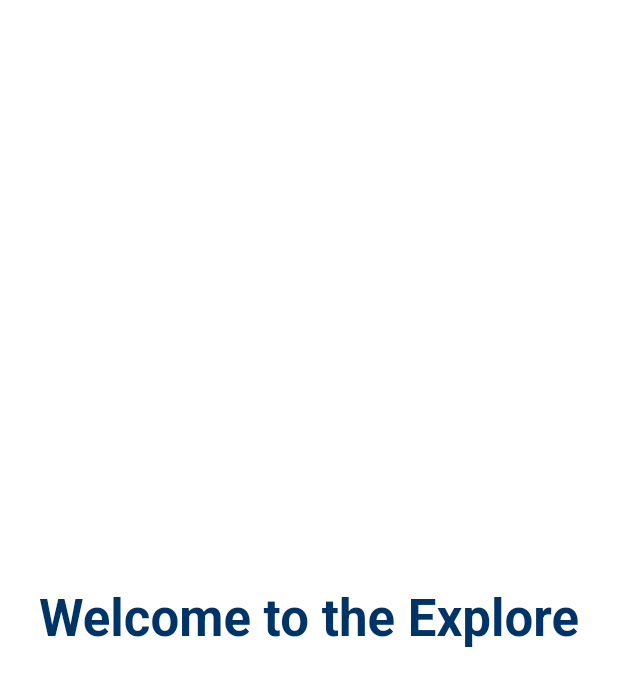
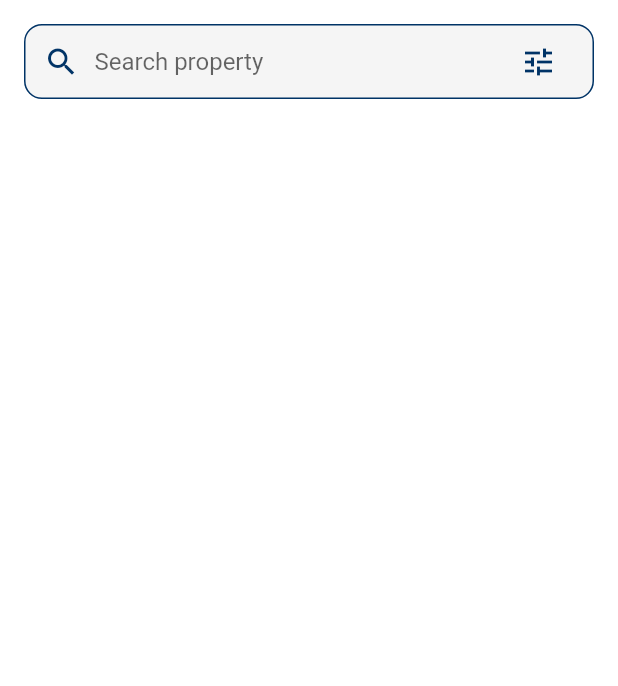
Before and after one commit to bhumi3292/DreamDwell_mobile, a Flutter app: the ExplorePage screen opened directly, on a phone screen of 412 x 824 dp. Shown: the top 686 px of the screen. Run offline on Flutter 3.47's test engine with Material 3 defaults, Android fonts, the light colour scheme and no system bars; our stand-ins replace get, lottie.

Commit message:
Explore Search

```diff
--- a/dream_dwell/lib/view/explore.dart
+++ b/dream_dwell/lib/view/explore.dart
@@ -1,23 +1,46 @@
 import 'package:flutter/material.dart';
-import 'package:dream_dwell/features/splash_screen/presentation/widgets/header_nav.dart';
-import 'package:dream_dwell/features/splash_screen/presentation/widgets/nav_bar.dart';
+
 
 class ExplorePage extends StatelessWidget {
   const ExplorePage({super.key});
 
   @override
   Widget build(BuildContext context) {
+    final theme = Theme.of(context);
+
     return SafeArea(
       child: Scaffold(
         backgroundColor: Colors.white,
-        body: const Center(
-          child: Text(
-            "Welcome to the Explore",
-            textAlign: TextAlign.center,
-            style: TextStyle(
-              fontSize: 34,
-              fontWeight: FontWeight.bold,
-              color: Color(0xFF003366),
+        body: Padding(
+          padding: const EdgeInsets.all(16.0),
+          child: Container(
+            padding: const EdgeInsets.symmetric(horizontal: 12.0),
+            decoration: BoxDecoration(
+              color: Colors.grey[100],
+              borderRadius: BorderRadius.circular(12),
+              border: Border.all(
+                color: Theme.of(context).primaryColor,
+                width: 1
+              )
+            ),
+            child: Row(
+              children: [
+                Icon(Icons.search, color: theme.primaryColor),
+                const SizedBox(width: 10),
+                const Expanded(
+                  child: TextField(
+                    decoration: InputDecoration(
+                      hintText: 'Search property',
+                      border: InputBorder.none,
+                    ),
+                  ),
+                ),
+                IconButton(
+                  icon: Icon(Icons.tune, color: theme.primaryColor),
+                  onPressed: () {
+                  },
+                ),
+              ],
             ),
           ),
         ),
```
